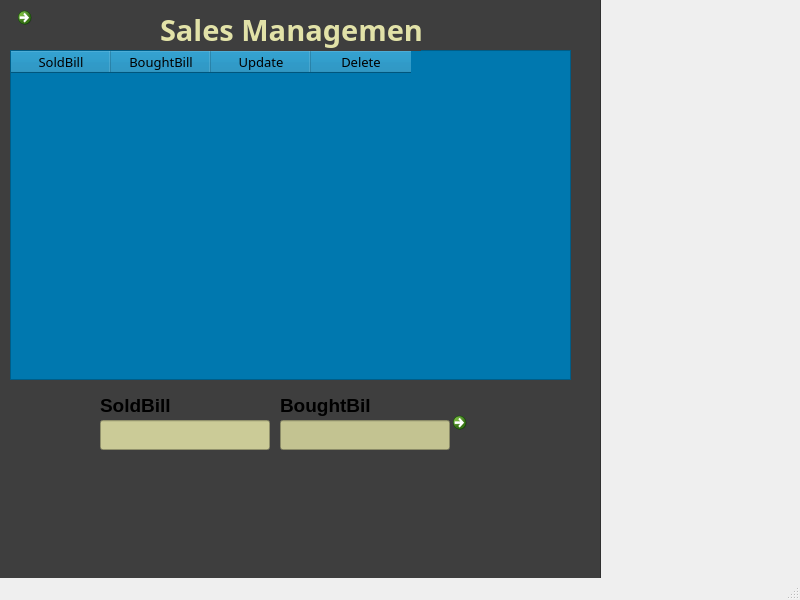
The window that GUI/Yashar/pagha/SalesManagement.ui (YasharEsmaielNezhad/StoreManagement) describes before a commit, drawn with Qt 5.
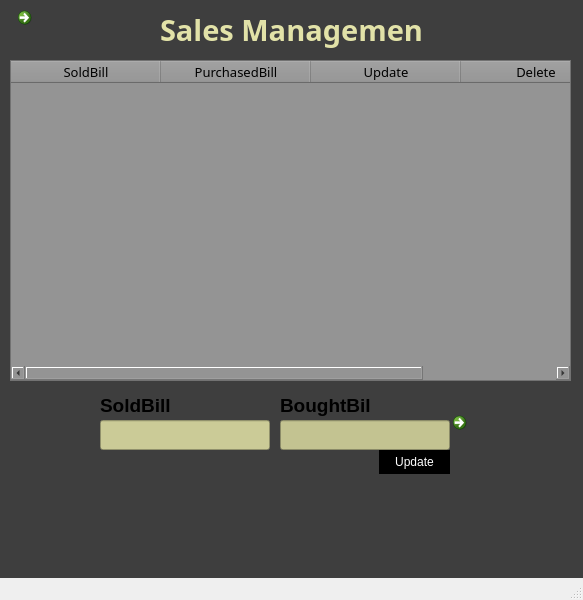
The same window after the commit. Icons and pictures are not drawn.

```diff
--- a/GUI/Yashar/pagha/SalesManagement.ui
+++ b/GUI/Yashar/pagha/SalesManagement.ui
@@ -6,7 +6,7 @@
    <rect>
     <x>0</x>
     <y>0</y>
-    <width>800</width>
+    <width>583</width>
     <height>600</height>
    </rect>
   </property>
@@ -40,9 +40,9 @@
     <property name="geometry">
      <rect>
       <x>10</x>
-      <y>50</y>
+      <y>60</y>
       <width>561</width>
-      <height>330</height>
+      <height>321</height>
      </rect>
     </property>
     <property name="minimumSize">
@@ -51,10 +51,46 @@
       <height>0</height>
      </size>
     </property>
+    <property name="layoutDirection">
+     <enum>Qt::LeftToRight</enum>
+    </property>
+    <property name="autoFillBackground">
+     <bool>true</bool>
+    </property>
     <property name="styleSheet">
-     <string notr="true">background-color: rgb(0, 74, 109);
-background-color: rgb(0, 120, 175);</string>
+     <string notr="true">background-color: rgb(182, 182, 136);
+background-color: rgb(148, 148, 148);</string>
     </property>
+    <property name="horizontalScrollBarPolicy">
+     <enum>Qt::ScrollBarAsNeeded</enum>
+    </property>
+    <property name="sizeAdjustPolicy">
+     <enum>QAbstractScrollArea::AdjustIgnored</enum>
+    </property>
+    <property name="autoScroll">
+     <bool>true</bool>
+    </property>
+    <attribute name="horizontalHeaderCascadingSectionResizes">
+     <bool>true</bool>
+    </attribute>
+    <attribute name="horizontalHeaderDefaultSectionSize">
+     <number>150</number>
+    </attribute>
+    <attribute name="horizontalHeaderShowSortIndicator" stdset="0">
+     <bool>true</bool>
+    </attribute>
+    <attribute name="horizontalHeaderStretchLastSection">
+     <bool>true</bool>
+    </attribute>
+    <attribute name="verticalHeaderCascadingSectionResizes">
+     <bool>true</bool>
+    </attribute>
+    <attribute name="verticalHeaderShowSortIndicator" stdset="0">
+     <bool>true</bool>
+    </attribute>
+    <attribute name="verticalHeaderStretchLastSection">
+     <bool>true</bool>
+    </attribute>
     <column>
      <property name="text">
       <string>SoldBill</string>
@@ -65,6 +101,9 @@
        <pointsize>10</pointsize>
       </font>
      </property>
+     <property name="textAlignment">
+      <set>AlignHCenter|AlignTop</set>
+     </property>
      <property name="background">
       <color>
        <red>255</red>
@@ -78,7 +117,7 @@
     </column>
     <column>
      <property name="text">
-      <string>BoughtBill</string>
+      <string>PurchasedBill</string>
      </property>
      <property name="font">
       <font>
@@ -237,6 +276,26 @@
      </size>
     </property>
    </widget>
+   <widget class="QPushButton" name="UpdatePB">
+    <property name="geometry">
+     <rect>
+      <x>379</x>
+      <y>450</y>
+      <width>71</width>
+      <height>24</height>
+     </rect>
+    </property>
+    <property name="styleSheet">
+     <string notr="true">background-color: rgb(0, 0, 0);
+font: 600 10pt &quot;Yu Gothic UI Semibold&quot;;
+color: rgb(255, 255, 255);
+border:2px;
+border-radius:20px;</string>
+    </property>
+    <property name="text">
+     <string>Update</string>
+    </property>
+   </widget>
   </widget>
   <widget class="QMenuBar" name="menubar">
    <property name="geometry">
```
Left out of the diff: 5 changed lines with no effect on the pictures.
